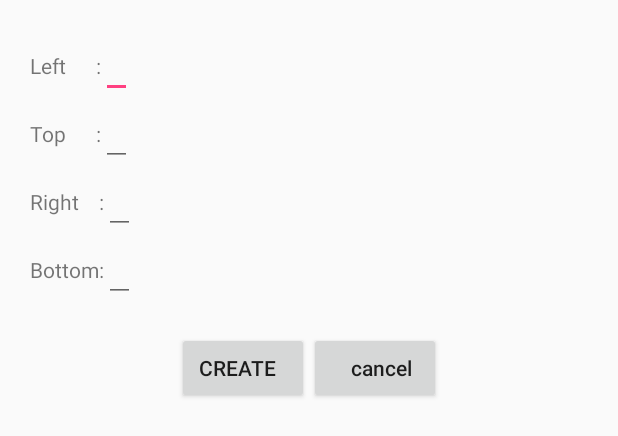
After one commit to akhmadmuntako/freegrid, an Android app: the layout new_item.xml on its own in the app's theme, with its tools: preview values and no code run, on a phone screen of 412 x 824 dp. The commit adds this screen. Shown: the top 436 px of the screen. Run offline under Robolectric (Android 15) with nearby library versions, the phone set to English and light mode, and no system bars.

```diff
--- a/app/build.gradle
+++ b/app/build.gradle
@@ -23,5 +23,6 @@ dependencies {
     compile fileTree(dir: 'libs', include: ['*.jar'])
     testCompile 'junit:junit:4.12'
     compile 'com.android.support:appcompat-v7:23.4.0'
+    compile 'com.android.support:recyclerview-v7:+'
     compile project(':libprint')
 }
--- a/app/src/main/res/layout/item.xml
+++ b/app/src/main/res/layout/item.xml
@@ -2,4 +2,6 @@
 <View xmlns:android="http://schemas.android.com/apk/res/android"
     android:layout_width="20sp"
     android:background="@color/colorPrimary"
-    android:layout_height="20sp"/>
+    android:layout_height="20sp"
+    android:focusable="false"
+    android:clickable="true"/>
--- /dev/null
+++ b/app/src/main/res/layout/new_item.xml
@@ -0,0 +1,91 @@
+<?xml version="1.0" encoding="utf-8"?>
+<LinearLayout xmlns:android="http://schemas.android.com/apk/res/android"
+    android:layout_width="match_parent"
+    android:layout_height="match_parent"
+    android:orientation="vertical"
+    android:padding="20dp">
+
+    <TableRow
+        android:layout_width="match_parent"
+        android:layout_height="wrap_content">
+
+        <TextView
+            android:layout_width="wrap_content"
+            android:layout_height="wrap_content"
+            android:text="Left      :"/>
+        <EditText
+            android:id="@+id/left"
+            android:layout_height="wrap_content"
+            android:layout_width="wrap_content"
+            android:inputType="number"/>
+
+    </TableRow>
+
+    <TableRow
+        android:layout_width="match_parent"
+        android:layout_height="wrap_content">
+
+        <TextView
+            android:layout_width="wrap_content"
+            android:layout_height="wrap_content"
+            android:text="Top      :"/>
+        <EditText
+            android:id="@+id/top"
+            android:layout_height="wrap_content"
+            android:layout_width="wrap_content"
+            android:inputType="number"/>
+
+    </TableRow>
+    <TableRow
+        android:layout_width="match_parent"
+        android:layout_height="wrap_content">
+
+        <TextView
+            android:layout_width="wrap_content"
+            android:layout_height="wrap_content"
+            android:text="Right    :"/>
+        <EditText
+            android:id="@+id/right"
+            android:layout_height="wrap_content"
+            android:layout_width="wrap_content"
+            android:inputType="number"/>
+
+    </TableRow>
+    <TableRow
+        android:layout_width="match_parent"
+        android:layout_height="wrap_content">
+
+        <TextView
+            android:layout_width="wrap_content"
+            android:layout_height="wrap_content"
+            android:text="Bottom:"/>
+        <EditText
+            android:id="@+id/bottom"
+            android:layout_height="wrap_content"
+            android:layout_width="wrap_content"
+            android:inputType="number"/>
+
+    </TableRow>
+
+    <TableRow
+        android:layout_width="wrap_content"
+        android:layout_height="wrap_content"
+        android:padding="20dp"
+        android:layout_gravity="center_horizontal">
+
+        <Button
+            android:id="@+id/create_button"
+            android:layout_width="match_parent"
+            android:layout_height="wrap_content"
+            android:paddingRight="20dp"
+            android:text="create"/>
+        <Button
+            android:id="@+id/cancel_button"
+            android:layout_width="match_parent"
+            android:layout_height="wrap_content"
+            android:text="cancel"
+            android:paddingLeft="20dp"
+            android:inputType="number"/>
+
+    </TableRow>
+</LinearLayout>
--- a/libprint/src/main/java/com/example/libprint/UsbPrint.java
+++ b/libprint/src/main/java/com/example/libprint/UsbPrint.java
@@ -7,6 +7,7 @@ package com.example.libprint;
 import android.content.Context;
 
 import rego.printlib.export.regoPrinter;
+
 public class UsbPrint {
     private regoPrinter printer;
     private int myState = 0;
```
Also changed, not shown: app/src/main/java/com/example/gembong/myapplication/Freegrid.java (+41 -10 lines), app/src/main/java/com/example/gembong/myapplication/MainActivity.java (+79 -30 lines), app/src/main/res/layout/activity_main.xml (+5 -3 lines).
